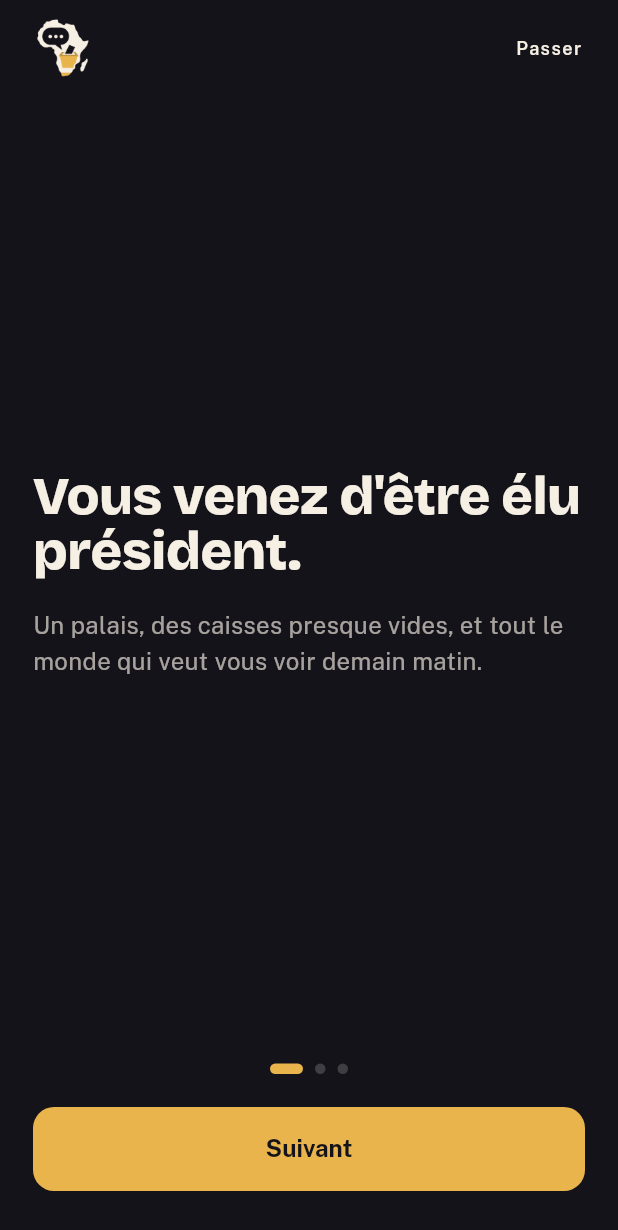
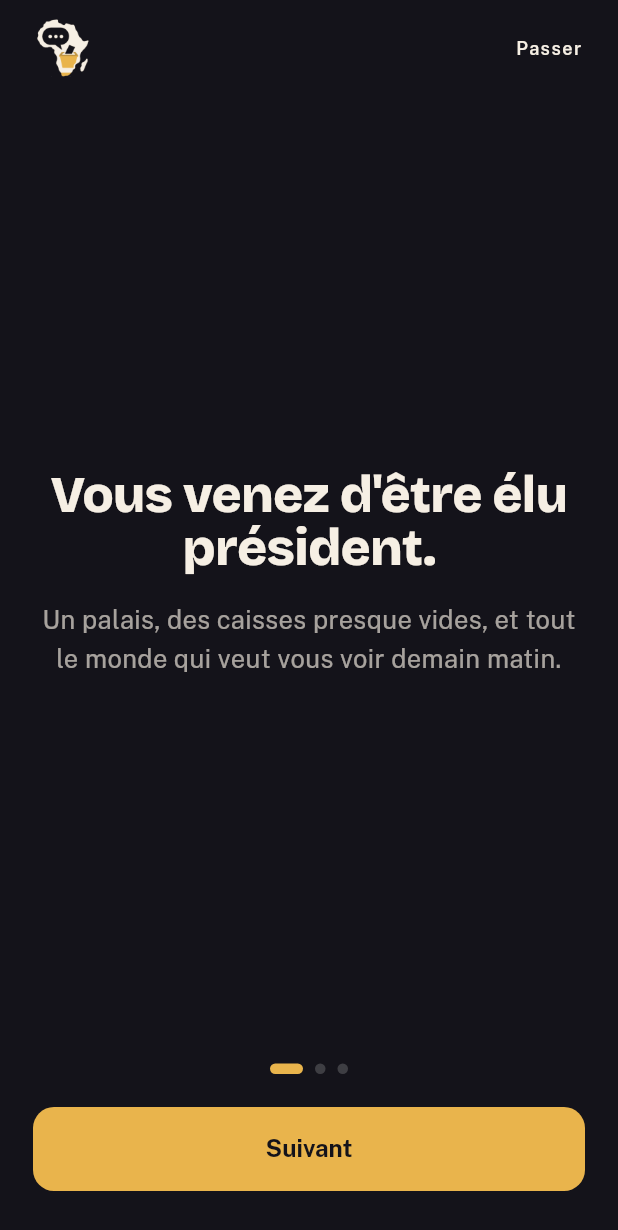
Before and after one commit to teiki5320/palabre, a Flutter app: the screen it shows after launch, on a phone screen of 412 x 824 dp. Shown: the top 1230 px of the screen. Run offline on Flutter 3.47's test engine with Material 3 defaults, Android fonts, the phone set to English and light mode, and no system bars; our stand-ins replace flutter_riverpod, shared_preferences.

Commit message:
Relecture des quatre cent dix cartes, et le jeu tient sur une tablette
Deux relecteurs par carte, deux juges par signalement, un arbitre en cas de
desaccord : sur six cent soixante-deux signalements, deux cent quatre-vingt-
onze ont tenu. Ils sont tous corriges.

Neuf cartes trompaient le joueur. La pire demandait « je decale lequel ? »
et repondait a « lequel je recois » : glisser vers le syndicat le decalait
et rapportait six points de peuple. Une autre faisait fermer un journal
quand on croyait le sauver. Une piste de village se reparait « apres la
capitale », mot qui n apparaissait nulle part.

Quarante et un groupes de cartes jumelles tranches : douze supprimees,
vingt-deux differenciees, huit mises en chaine — le barrage finance puis le
village noye, la prison qu on ne vide pas puis les morts de chaleur, les
pompes fermees la nuit puis les citernes escortees. Le sac descend a trois
cent quatre-vingt-dix-huit cartes, toutes distinctes.

Le reste : quarante-trois jauges qui bougeaient sans raison (declarer une
montre en or vidait le Tresor, la garder le remplissait), trente-quatre
choix sans dilemme, trente-trois libelles qu on ne comprenait pas seuls,
trente-deux ruptures de chaine, trente-deux fautes de francais — surtout
des pronoms sans antecedent — et vingt-neuf styles mal places.

Les juges avaient raison carte par carte en refusant qu une inaction
rapporte des caisses, mais ensemble ils ont asseche la seule source
d argent : les caisses tuaient un tiers des parties. Leurs pertes sont
allegees d un dixieme. Mesure sur deux mille mandats, joueur attentif :
cent jours tenus, un mandat sur cinq reconduit, et les fins se repartissent
enfin entre les urnes, les caisses et la rue.

Tablette : le contenu tient dans une colonne centree, les portraits restent
en plein cadre. La presentation est centree et sa police grandit. Un test
rend le jeu aux deux orientations d un iPad et verifie que rien ne deborde.

Co-Authored-By: Claude Opus 5 <noreply@anthropic.com>

```diff
--- a/lib/ecrans/collection_ecran.dart
+++ b/lib/ecrans/collection_ecran.dart
@@ -49,7 +49,8 @@ class _Collection extends StatelessWidget {
     final exploitsObtenus = contenu.exploits.where((e) => progression.exploits.contains(e.id)).length;
     final finsDecouvertes = contenu.fins.where((f) => progression.finsDecouvertes.contains(f.id)).length;
 
-    return Column(
+    return Cadre(
+      enfant: Column(
         children: [
           Expanded(
             child: ListView(
@@ -74,6 +75,7 @@ class _Collection extends StatelessWidget {
             ),
           ),
         ],
+      ),
     );
   }
 }
--- a/lib/ecrans/intro_ecran.dart
+++ b/lib/ecrans/intro_ecran.dart
@@ -22,17 +22,20 @@ class _IntroEcranState extends State<IntroEcran> {
   static const _panneaux = [
     (
       titre: 'Vous venez d\'être élu président.',
-      texte: 'Un palais, des caisses presque vides, et tout le monde qui '
+      texte:
+          'Un palais, des caisses presque vides, et tout le monde qui '
           'veut vous voir demain matin.',
     ),
     (
       titre: 'Chaque jour, quelqu\'un entre.',
-      texte: 'Il pose son problème. Vous glissez sa carte à gauche ou à droite : '
+      texte:
+          'Il pose son problème. Vous glissez sa carte à gauche ou à droite : '
           'c\'est votre réponse. Il n\'y a pas de bouton, et pas de « plus tard ».',
     ),
     (
       titre: 'Quatre forces vous tiennent.',
-      texte: 'Le peuple, l\'armée, les caisses, la presse. Contentez-en une, '
+      texte:
+          'Le peuple, l\'armée, les caisses, la presse. Contentez-en une, '
           'vous fâchez les autres. Si l\'une se vide ou déborde, votre mandat s\'arrête là.',
     ),
   ];
@@ -54,12 +57,14 @@ class _IntroEcranState extends State<IntroEcran> {
   @override
   Widget build(BuildContext context) {
     final dernier = _a == _panneaux.length - 1;
+    final grand = grandEcran(context);
     return Scaffold(
       backgroundColor: Couleurs.nuit,
       body: SafeArea(
         child: Column(
           children: [
-            Padding(
+            Cadre(
+              enfant: Padding(
                 padding: const EdgeInsets.fromLTRB(22, 8, 12, 0),
                 child: Row(
                   children: [
@@ -76,28 +81,44 @@ class _IntroEcranState extends State<IntroEcran> {
                   ],
                 ),
               ),
+            ),
             Expanded(
               child: PageView(
                 controller: _page,
                 onPageChanged: (i) => setState(() => _a = i),
                 children: [
                   for (final p in _panneaux)
-                    Padding(
-                      padding: const EdgeInsets.fromLTRB(22, 0, 22, 0),
+                    Cadre(
+                      enfant: Padding(
+                        padding: const EdgeInsets.fromLTRB(26, 0, 26, 0),
                         child: Column(
-                        crossAxisAlignment: CrossAxisAlignment.start,
+                          // Centré : ces écrans se lisent d'un bloc, sans
+                          // rien à toucher. Sur une tablette la typographie
+                          // prend l'ampleur que la place permet, au lieu de
+                          // rester au corps d'un téléphone.
+                          crossAxisAlignment: CrossAxisAlignment.center,
                           mainAxisAlignment: MainAxisAlignment.center,
                           children: [
-                          Text(p.titre, style: Textes.nomParcours),
-                          const SizedBox(height: 18),
-                          Text(p.texte, style: Textes.sousTitre.copyWith(fontSize: 16, height: 1.5)),
+                            Text(
+                              p.titre,
+                              textAlign: TextAlign.center,
+                              style: Textes.nomParcours.copyWith(fontSize: grand ? 42 : 34),
+                            ),
+                            SizedBox(height: grand ? 26 : 18),
+                            Text(
+                              p.texte,
+                              textAlign: TextAlign.center,
+                              style: Textes.sousTitre.copyWith(fontSize: grand ? 22 : 17, height: 1.55),
+                            ),
                           ],
+                        ),
                       ),
                     ),
                 ],
               ),
             ),
-            Padding(
+            Cadre(
+              enfant: Padding(
                 padding: const EdgeInsets.fromLTRB(22, 0, 22, 30),
                 child: Column(
                   children: [
@@ -128,6 +149,7 @@ class _IntroEcranState extends State<IntroEcran> {
                   ],
                 ),
               ),
+            ),
           ],
         ),
       ),
--- a/lib/ecrans/theme.dart
+++ b/lib/ecrans/theme.dart
@@ -110,11 +110,7 @@ abstract final class Textes {
   );
 
   /// « election au jour 30 », a cote du jour.
-  static const echeance = TextStyle(
-    fontFamily: Polices.corps,
-    fontSize: 11,
-    color: Color(0x66F6EFE4),
-  );
+  static const echeance = TextStyle(fontFamily: Polices.corps, fontSize: 11, color: Color(0x66F6EFE4));
 
   /// Le titre du personnage, en haut du bandeau d'une carte.
   static const titrePersonnage = TextStyle(
@@ -220,3 +216,33 @@ ThemeData theme() {
     ),
   );
 }
+
+/// Ce que le jeu occupe au plus, en largeur. Sur un téléphone, rien ne
+/// change : l'écran est plus étroit que ça. Sur une tablette, la maquette
+/// cesse de s'étirer — les portraits et les fonds restent en plein cadre,
+/// mais les jauges, la carte et les boutons gardent la taille où on les a
+/// dessinés, centrés. Un bouton large de huit cents pixels ne se prend pas
+/// en main, il se traverse.
+const double largeurMax = 560;
+
+/// Vrai quand on joue sur un grand écran : la typographie peut respirer,
+/// on n'est plus au chausse-pied.
+bool grandEcran(BuildContext context) => MediaQuery.sizeOf(context).shortestSide >= 600;
+
+/// Le contenu au centre, borné en largeur. À poser autour de tout ce qui se
+/// lit ou se touche ; jamais autour d'une image de fond, qui doit couvrir.
+class Cadre extends StatelessWidget {
+  const Cadre({super.key, required this.enfant, this.largeur = largeurMax});
+
+  final Widget enfant;
+  final double largeur;
+
+  @override
+  Widget build(BuildContext context) => Align(
+    alignment: Alignment.topCenter,
+    child: ConstrainedBox(
+      constraints: BoxConstraints(maxWidth: largeur),
+      child: enfant,
+    ),
+  );
+}
--- a/pubspec.yaml
+++ b/pubspec.yaml
@@ -1,7 +1,7 @@
 name: president
 description: "Président pour 100 jours — jeu de cartes à glisser."
 publish_to: none
-version: 0.5.0+1
+version: 0.6.0+1
 
 environment:
   sdk: ^3.13.0
```
Also changed, not shown: lib/ecrans/accueil.dart (+18 -7 lines), lib/ecrans/carte_glissante.dart (+12 -5 lines), lib/ecrans/demarrage.dart (+6 -4 lines), lib/ecrans/fin_ecran.dart (+9 -3 lines), lib/ecrans/partie_ecran.dart (+4 -5 lines), lib/ecrans/session.dart (+15 -7 lines), assets/contenu/cartes.json, 1 other file. Lines whose indentation alone changed are shown as unchanged.
